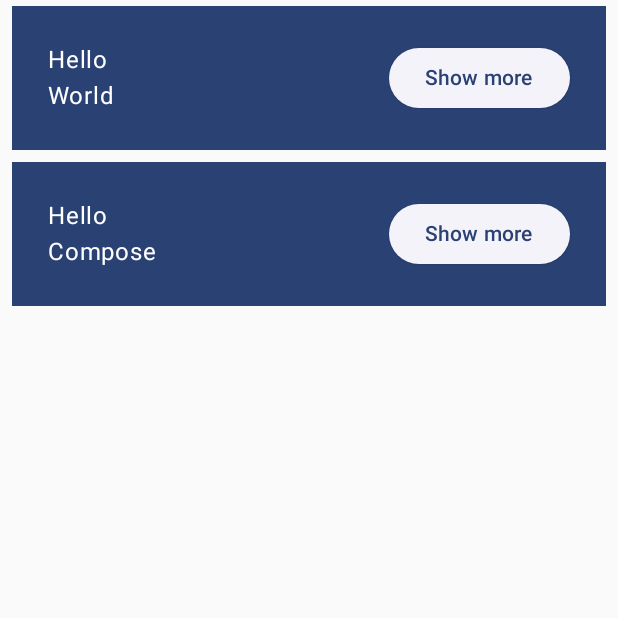
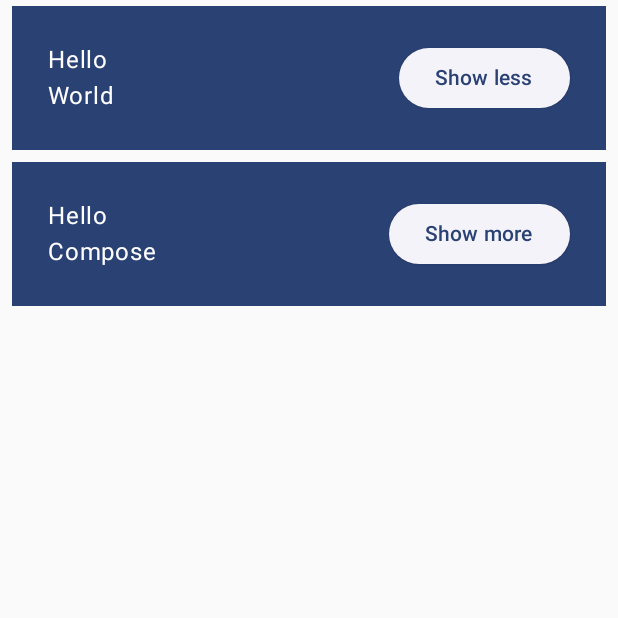
Before and after one commit to Emmanuel333333333/BasicsCodeLab, an Android app built with Jetpack Compose: the screen it shows after launch (MainActivity), after a tap on "Show more", on a phone screen of 412 x 824 dp, the top half of it. Run offline under Robolectric (Android 15) with nearby library versions, the phone set to English and light mode, and no system bars.

Commit message:
feat: implementar mutación de estado y reacción a cambios

```diff
--- a/app/src/main/java/com/example/basicscodelab/MainActivity.kt
+++ b/app/src/main/java/com/example/basicscodelab/MainActivity.kt
@@ -17,6 +17,8 @@ import androidx.compose.ui.Modifier
 import androidx.compose.ui.tooling.preview.Preview
 import androidx.compose.ui.unit.dp
 import com.example.basicscodelab.ui.theme.BasicsCodeLabTheme
+import androidx.compose.runtime.mutableStateOf
+import androidx.compose.runtime.remember
 
 class MainActivity : ComponentActivity() {
     override fun onCreate(savedInstanceState: Bundle?) {
@@ -44,6 +46,7 @@ fun MyApp(
 
 @Composable
 fun Greeting(name: String, modifier: Modifier = Modifier) {
+    val expanded = remember { mutableStateOf(false) }
     Surface(
         color = MaterialTheme.colorScheme.primary,
         modifier = modifier.padding(vertical = 4.dp, horizontal = 8.dp)
@@ -53,8 +56,10 @@ fun Greeting(name: String, modifier: Modifier = Modifier) {
                 Text(text = "Hello")
                 Text(text = name)
             }
-            ElevatedButton(onClick = { /* TODO: action */ }) {
-                Text("Show more")
+            ElevatedButton(
+                onClick = { expanded.value = !expanded.value },
+            ) {
+                Text(if (expanded.value) "Show less" else "Show more")
             }
         }
     }
```
